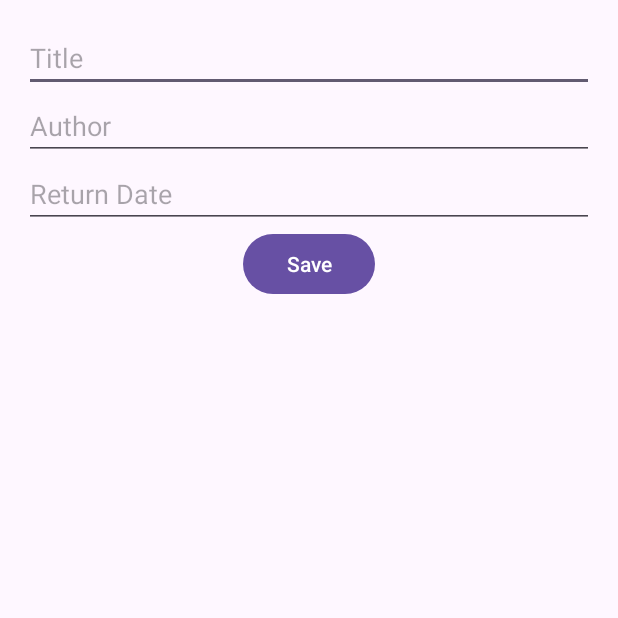
After one commit to AlenBijelic99/BookReturnReminder, an Android app: the fragment InsertBookFragment shown on its own in the app's theme, on a phone screen of 412 x 824 dp, the top half of it. The commit adds this screen. Run offline under Robolectric (Android 15) with nearby library versions, the phone set to English and light mode, and no system bars.

Commit message:
WIP: Create fragment but should create activity instead

```diff
--- a/app/build.gradle.kts
+++ b/app/build.gradle.kts
@@ -48,6 +48,7 @@ dependencies {
     implementation(libs.androidx.appcompat)
     implementation(libs.material)
     implementation(libs.androidx.activity)
+    implementation(libs.androidx.fragment.ktx)
     implementation(libs.androidx.constraintlayout)
     testImplementation(libs.junit)
     androidTestImplementation(libs.androidx.junit)
--- /dev/null
+++ b/app/src/main/java/ch/heigvd/dma/bookreturnreminder/fragments/InsertBookFragment.kt
@@ -0,0 +1,64 @@
+package ch.heigvd.dma.bookreturnreminder.fragments
+
+import android.app.DatePickerDialog
+import android.os.Bundle
+import android.view.LayoutInflater
+import android.view.View
+import android.view.ViewGroup
+import android.widget.Button
+import android.widget.EditText
+import androidx.fragment.app.Fragment
+import androidx.fragment.app.activityViewModels
+import ch.heigvd.dma.bookreturnreminder.R
+import ch.heigvd.dma.bookreturnreminder.models.Book
+import ch.heigvd.dma.bookreturnreminder.ui.BookViewModel
+import java.text.SimpleDateFormat
+import java.util.Calendar
+
+class InsertBookFragment: Fragment() {
+
+    private val bookViewModel: BookViewModel by activityViewModels()
+
+    override fun onCreateView(
+        inflater: LayoutInflater, container: ViewGroup?,
+        savedInstanceState: Bundle?
+    ): View? {
+        return inflater.inflate(R.layout.fragment_insert_book, container, false)
+    }
+
+    override fun onViewCreated(view: View, savedInstanceState: Bundle?) {
+        super.onViewCreated(view, savedInstanceState)
+
+        val editTextTitle: EditText = view.findViewById(R.id.editTextTitle)
+        val editTextAuthor: EditText = view.findViewById(R.id.editTextAuthor)
+        val editTextReturnDate: EditText = view.findViewById(R.id.editTextReturnDate)
+        val buttonSave: Button = view.findViewById(R.id.buttonSave)
+
+        val calendar = Calendar.getInstance()
+        val dateSetListener = DatePickerDialog.OnDateSetListener { _, year, month, dayOfMonth ->
+            val selectedDate = "$year-${month + 1}-$dayOfMonth"
+            editTextReturnDate.setText(selectedDate)
+        }
+
+        editTextReturnDate.setOnClickListener {
+            DatePickerDialog(
+                requireContext(),
+                dateSetListener,
+                calendar.get(Calendar.YEAR),
+                calendar.get(Calendar.MONTH),
+                calendar.get(Calendar.DAY_OF_MONTH)
+            ).show()
+        }
+
+        buttonSave.setOnClickListener {
+            val book = Book(
+                code = "",
+                title = editTextTitle.text.toString(),
+                author = editTextAuthor.text.toString(),
+                returnDate = editTextReturnDate.text.toString()
+            )
+            bookViewModel.insert(book)
+            requireActivity().supportFragmentManager.popBackStack()
+        }
+    }
+}
--- /dev/null
+++ b/app/src/main/res/layout/fragment_insert_book.xml
@@ -0,0 +1,51 @@
+<?xml version="1.0" encoding="utf-8"?>
+<androidx.constraintlayout.widget.ConstraintLayout xmlns:android="http://schemas.android.com/apk/res/android"
+    xmlns:app="http://schemas.android.com/apk/res-auto"
+    android:layout_width="match_parent"
+    android:layout_height="match_parent"
+    android:padding="16dp">
+
+    <EditText
+        android:id="@+id/editTextTitle"
+        android:layout_width="0dp"
+        android:layout_height="wrap_content"
+        android:autofillHints="Title"
+        android:hint="@string/title"
+        android:inputType="text"
+        app:layout_constraintStart_toStartOf="parent"
+        app:layout_constraintTop_toTopOf="parent"
+        app:layout_constraintEnd_toEndOf="parent"/>
+
+    <EditText
+        android:id="@+id/editTextAuthor"
+        android:layout_width="0dp"
+        android:layout_height="wrap_content"
+        android:autofillHints="Author"
+        android:hint="@string/author"
+        android:inputType="text"
+        app:layout_constraintStart_toStartOf="parent"
+        app:layout_constraintTop_toBottomOf="@id/editTextTitle"
+        app:layout_constraintEnd_toEndOf="parent"/>
+
+    <EditText
+        android:id="@+id/editTextReturnDate"
+        android:layout_width="0dp"
+        android:layout_height="wrap_content"
+        android:autofillHints="Return Date"
+        android:hint="@string/return_date"
+        android:focusable="false"
+        android:clickable="true"
+        app:layout_constraintStart_toStartOf="parent"
+        app:layout_constraintTop_toBottomOf="@id/editTextAuthor"
+        app:layout_constraintEnd_toEndOf="parent"/>
+
+    <Button
+        android:id="@+id/buttonSave"
+        android:layout_width="wrap_content"
+        android:layout_height="wrap_content"
+        android:text="@string/btn_save"
+        app:layout_constraintStart_toStartOf="parent"
+        app:layout_constraintTop_toBottomOf="@id/editTextReturnDate"
+        app:layout_constraintEnd_toEndOf="parent"/>
+
+</androidx.constraintlayout.widget.ConstraintLayout>
--- a/app/src/main/res/values/strings.xml
+++ b/app/src/main/res/values/strings.xml
@@ -1,3 +1,8 @@
 <resources>
     <string name="app_name">BookReturnReminder</string>
+    <string name="add_book">Add Book</string>
+    <string name="title">Title</string>
+    <string name="author">Author</string>
+    <string name="return_date">Return Date</string>
+    <string name="btn_save">Save</string>
 </resources>
--- a/gradle/libs.versions.toml
+++ b/gradle/libs.versions.toml
@@ -1,5 +1,6 @@
 [versions]
 agp = "8.4.0"
+fragmentKtx = "1.7.1"
 kotlin = "1.9.24"
 ksp = "1.9.24-1.0.20"
 coreKtx = "1.13.1"
@@ -16,6 +17,7 @@ roomRuntime = "2.6.1"
 
 [libraries]
 androidx-core-ktx = { group = "androidx.core", name = "core-ktx", version.ref = "coreKtx" }
+androidx-fragment-ktx = { module = "androidx.fragment:fragment-ktx", version.ref = "fragmentKtx" }
 androidx-room-compiler = { module = "androidx.room:room-compiler", version.ref = "roomRuntime" }
 androidx-room-ktx = { module = "androidx.room:room-ktx", version.ref = "roomRuntime" }
 androidx-room-runtime = { module = "androidx.room:room-runtime", version.ref = "roomRuntime" }
```
Also changed, not shown: app/src/main/java/ch/heigvd/dma/bookreturnreminder/MainActivity.kt (+11 -0 lines), app/src/main/res/layout/activity_main.xml (+11 -0 lines).
